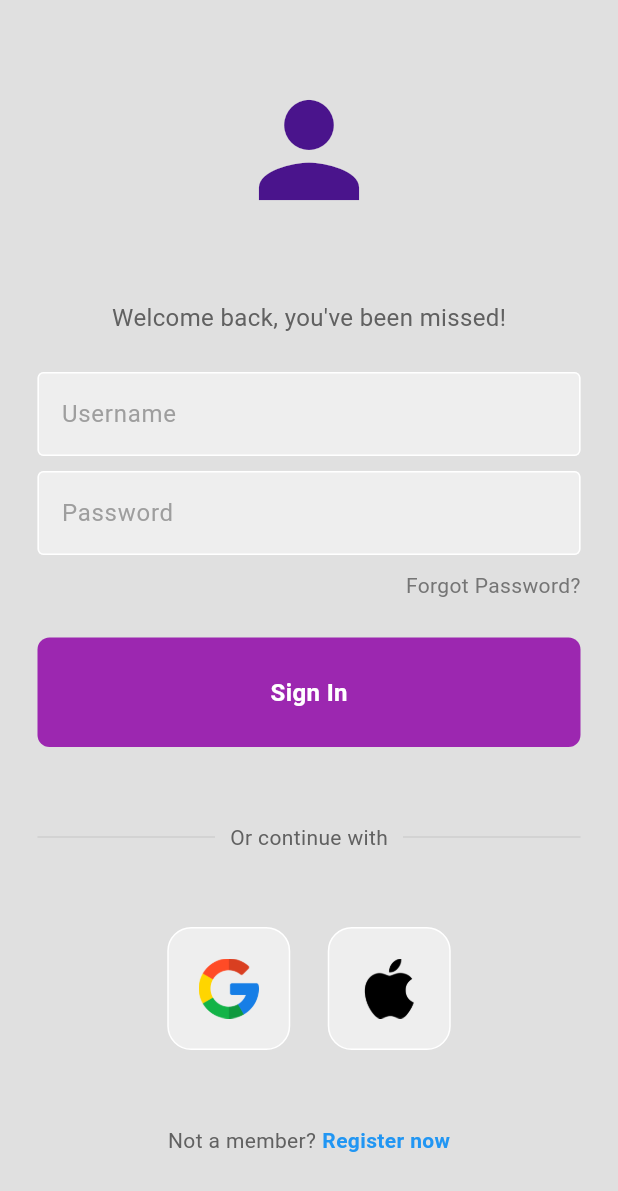
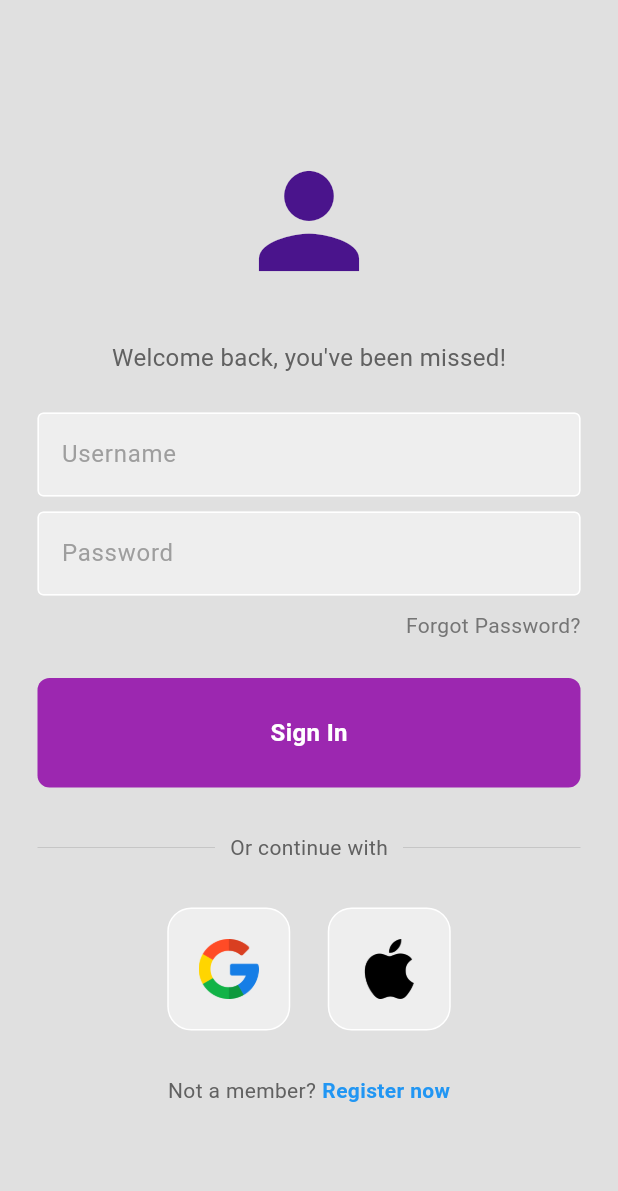
Before and after one commit to prajwalgajbhiye/live-location, a Flutter app: the screen it shows after launch, on a phone screen of 412 x 824 dp. Shown: the top 1191 px of the screen. Run offline on Flutter 3.47's test engine with Material 3 defaults, Android fonts, the phone set to English and light mode, and no system bars; our stand-ins replace cloud_firestore, firebase_auth, firebase_core, geolocator, google_maps_flutter, google_sign_in and 1 more; accounts and stored records are empty; generated files the repository leaves out were written again.

Commit message:
working code

```diff
--- a/lib/location/map_page.dart
+++ b/lib/location/map_page.dart
@@ -11,7 +11,7 @@ import 'dart:math';
 import 'dart:typed_data';
 import 'dart:ui' as ui;
 
-import '../new_login_page/login_page.dart';
+import '../pages/login_page.dart';
 
 void main() async {
   WidgetsFlutterBinding.ensureInitialized();
--- a/lib/main.dart
+++ b/lib/main.dart
@@ -1,9 +1,9 @@
 import 'package:firebase_core/firebase_core.dart';
 import 'package:flutter/material.dart';
 import 'package:firebase_auth/firebase_auth.dart';
+import 'package:live_location_v2/pages/login_page.dart';
 
 import 'firebase_options.dart';
-import 'new_login_page/login_page.dart';
 import 'location/map_page.dart';
 
 void main() async {
--- a/lib/new_login_page/login_page.dart
+++ b/lib/pages/login_page.dart
@@ -3,7 +3,7 @@ import 'package:firebase_auth/firebase_auth.dart';
 import 'package:cloud_firestore/cloud_firestore.dart';
 import 'package:flutter/services.dart';
 import 'package:google_sign_in/google_sign_in.dart';
-import 'package:live_location_v2/new_login_page/registration_page.dart';
+import 'package:live_location_v2/pages/registration_page.dart';
 import '../location/map_page.dart';
 import 'components/my_button.dart';
 import 'components/my_textfield.dart';
@@ -118,18 +118,18 @@ class _LoginPageState extends State<LoginPage> {
     return Scaffold(
       backgroundColor: Colors.grey[300],
       body: SafeArea(
-        child: SingleChildScrollView(
+        child: Expanded(
           child: Center(
             child: Column(
               mainAxisAlignment: MainAxisAlignment.center,
               children: [
-                const SizedBox(height: 50),
-                 Icon(
+                const SizedBox(height: 30),
+                Icon(
                   Icons.person,
                   color: Colors.purple.shade900,
                   size: 100,
                 ),
-                const SizedBox(height: 50),
+                const SizedBox(height: 30),
                 Text(
                   'Welcome back, you\'ve been missed!',
                   style: TextStyle(
@@ -168,7 +168,7 @@ class _LoginPageState extends State<LoginPage> {
                     : MyButton(
                   onTap: () => signUserIn(context),
                 ),
-                const SizedBox(height: 50),
+                const SizedBox(height: 30),
                 Padding(
                   padding: const EdgeInsets.symmetric(horizontal: 25.0),
                   child: Row(
@@ -195,7 +195,7 @@ class _LoginPageState extends State<LoginPage> {
                     ],
                   ),
                 ),
-                const SizedBox(height: 50),
+                const SizedBox(height: 30),
                 _googleLoading
                     ? const CircularProgressIndicator()
                     : Row(
@@ -209,7 +209,7 @@ class _LoginPageState extends State<LoginPage> {
                     const SquareTile(imagePath: 'assets/apple.png')
                   ],
                 ),
-                const SizedBox(height: 50),
+                const SizedBox(height: 30),
                 Row(
                   mainAxisAlignment: MainAxisAlignment.center,
                   children: [
```
Also changed, not shown: lib/pages/components/my_button.dart (renamed from lib/new_login_page/components/my_button.dart), lib/pages/components/my_textfield.dart (renamed from lib/new_login_page/components/my_textfield.dart), lib/pages/components/square_tile.dart (renamed from lib/new_login_page/components/square_tile.dart), lib/pages/registration_page.dart (renamed from lib/new_login_page/registration_page.dart).
